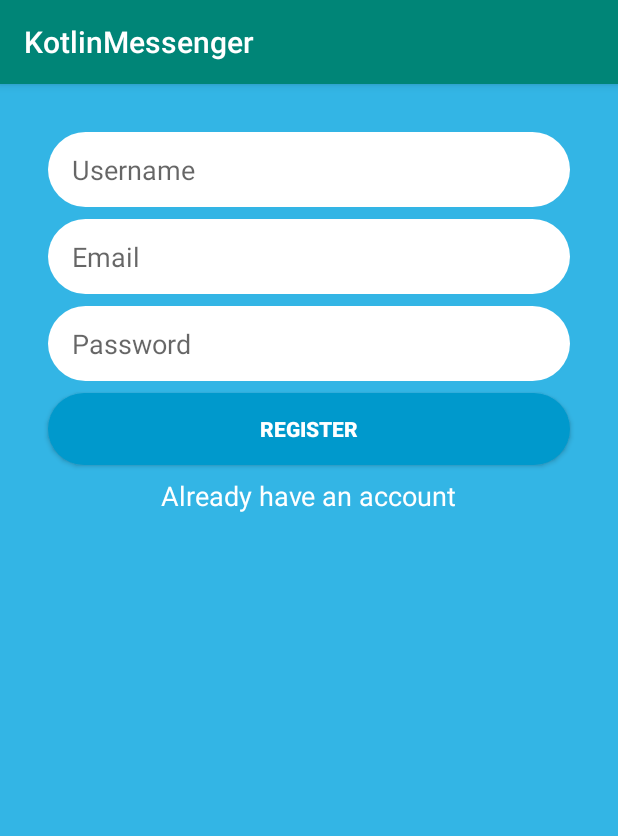
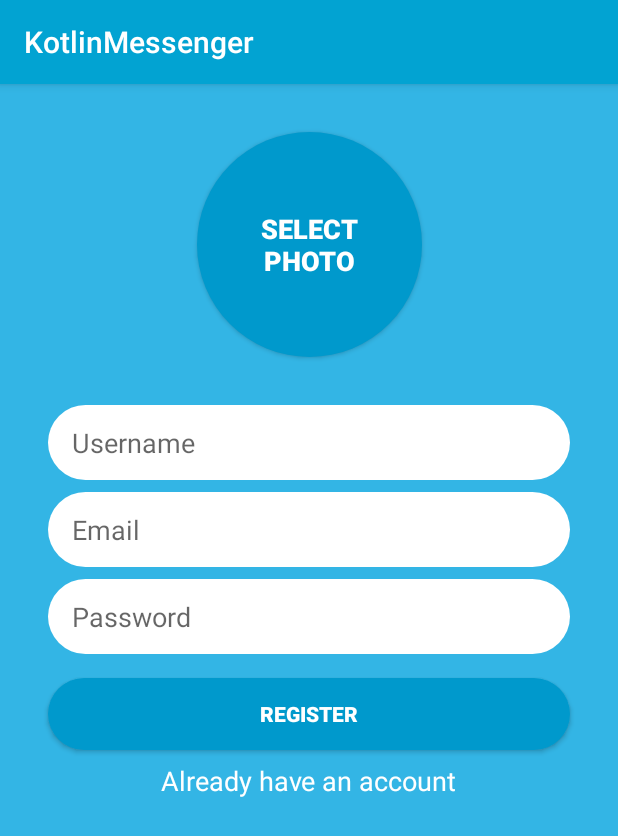
Before and after one commit to benjiaminhanks2/KotlinMessenger, an Android app: the screen it shows after launch (MainActivity before the commit, RegisterActivity after it), on a phone screen of 412 x 824 dp. Shown: the top 836 px of the screen. Run offline under Robolectric (Android 15) with nearby library versions, the phone set to English and light mode, and no system bars; our stand-ins replace CircleImageView, Firebase (no records; nobody signed in at launch, a user with empty details on screens opened directly).

```diff
--- a/app/build.gradle
+++ b/app/build.gradle
@@ -32,6 +32,9 @@ dependencies {
     androidTestImplementation 'com.android.support.test.espresso:espresso-core:3.0.2'
     implementation 'com.google.firebase:firebase-core:16.0.6'
     implementation 'com.google.firebase:firebase-auth:16.1.0'
+    implementation 'com.google.firebase:firebase-storage:16.0.5'
+    implementation 'com.google.firebase:firebase-database:16.0.5'
+    implementation 'de.hdodenhof:circleimageview:3.0.0'
 }
 
 apply plugin: 'com.google.gms.google-services'
--- a/app/src/main/AndroidManifest.xml
+++ b/app/src/main/AndroidManifest.xml
@@ -1,6 +1,7 @@
 <?xml version="1.0" encoding="utf-8"?>
 <manifest xmlns:android="http://schemas.android.com/apk/res/android"
           package="com.rishstudio.kotlinmessenger">
+    <uses-permission android:name="android.permission.READ_EXTERNAL_STORAGE"/>
 
     <application
             android:allowBackup="true"
@@ -9,7 +10,7 @@
             android:roundIcon="@mipmap/ic_launcher_round"
             android:supportsRtl="true"
             android:theme="@style/AppTheme">
-        <activity android:name=".MainActivity">
+        <activity android:name=".RegisterActivity">
             <intent-filter>
                 <action android:name="android.intent.action.MAIN"/>
 
--- a/app/src/main/java/com/rishstudio/kotlinmessenger/LoginActivity.kt
+++ b/app/src/main/java/com/rishstudio/kotlinmessenger/LoginActivity.kt
@@ -2,7 +2,6 @@ package com.rishstudio.kotlinmessenger
 
 import android.content.Intent
 import android.os.Bundle
-import android.os.PersistableBundle
 import android.support.v7.app.AppCompatActivity
 import android.util.Log
 import android.widget.Toast
@@ -16,7 +15,7 @@ class LoginActivity : AppCompatActivity() {
         setContentView(R.layout.activity_login)
 
         dont_have_account_textview.setOnClickListener {
-            val signupIntent = Intent(this, MainActivity::class.java)
+            val signupIntent = Intent(this, RegisterActivity::class.java)
             startActivity(signupIntent)
         }
 
--- a/app/src/main/java/com/rishstudio/kotlinmessenger/MainActivity.kt
+++ /dev/null
@@ -1,45 +0,0 @@
-package com.rishstudio.kotlinmessenger
-
-import android.content.Intent
-import android.support.v7.app.AppCompatActivity
-import android.os.Bundle
-import android.util.Log
-import android.widget.Toast
-import com.google.firebase.auth.FirebaseAuth
-import kotlinx.android.synthetic.main.activity_main.*
-
-class MainActivity : AppCompatActivity() {
-
-    override fun onCreate(savedInstanceState: Bundle?) {
-        super.onCreate(savedInstanceState)
-        setContentView(R.layout.activity_main)
-
-        already_have_account_textview.setOnClickListener {
-            val loginIntent = Intent(this, LoginActivity::class.java)
-            startActivity(loginIntent)
-        }
-
-        register_button_register.setOnClickListener {
-            performRegister()
-        }
-    }
-
-    private fun performRegister() {
-        val email = email_edittext_register.text.toString()
-        val password = password_edittext_register.text.toString()
-
-        if (email.isEmpty() || password.isEmpty()) {
-            Toast.makeText(this, "Please Enter Username and password", Toast.LENGTH_LONG).show()
-        }
-
-        FirebaseAuth.getInstance().createUserWithEmailAndPassword(email, password).addOnCompleteListener {
-            if (!it.isSuccessful) return@addOnCompleteListener
-
-            Log.d("Main", "Successfully Created User with uid ${it.result?.user?.uid}")
-
-        }.addOnFailureListener {
-            Log.d("Main", "Failed to create user ${it.message}")
-            Toast.makeText(this, "Failed to create user ${it.message}", Toast.LENGTH_LONG).show()
-        }
-    }
-}
--- /dev/null
+++ b/app/src/main/res/drawable/rounded_select_photo_button.xml
@@ -0,0 +1,5 @@
+<?xml version="1.0" encoding="utf-8"?>
+<shape xmlns:android="http://schemas.android.com/apk/res/android">
+<corners android:radius= "75dp" />
+    <solid android:color="@android:color/holo_blue_dark" />
+</shape>
--- a/app/src/main/res/layout/activity_main.xml
+++ b/app/src/main/res/layout/activity_main.xml
@@ -5,7 +5,7 @@
         xmlns:app="http://schemas.android.com/apk/res-auto"
         android:layout_width="match_parent"
         android:layout_height="match_parent"
-        tools:context=".MainActivity" android:background="@android:color/holo_blue_light">
+        tools:context=".RegisterActivity" android:background="@android:color/holo_blue_light">
     <EditText
             android:layout_width="0dp"
             android:layout_height="50dp"
@@ -13,10 +13,12 @@
             android:ems="10"
             android:id="@+id/username_edittext_register"
             android:paddingLeft="16dp"
-            android:hint="Username" android:background="@drawable/rounded_edittext_register_login" android:layout_marginTop="32dp"
-            app:layout_constraintTop_toTopOf="parent" android:layout_marginStart="32dp"
+            android:hint="Username" android:background="@drawable/rounded_edittext_register_login"
+            android:layout_marginStart="32dp"
             app:layout_constraintStart_toStartOf="parent" android:layout_marginEnd="32dp"
-            app:layout_constraintEnd_toEndOf="parent"/>
+            app:layout_constraintEnd_toEndOf="parent"
+            app:layout_constraintHorizontal_bias="0.0" android:layout_marginTop="32dp"
+            app:layout_constraintTop_toBottomOf="@+id/select_photo_register"/>
     <EditText
             android:layout_width="0dp"
             android:layout_height="50dp"
@@ -25,7 +27,8 @@
             android:paddingLeft="16dp"
             android:id="@+id/email_edittext_register" android:layout_marginTop="8dp"
             app:layout_constraintTop_toBottomOf="@+id/username_edittext_register"
-            app:layout_constraintStart_toStartOf="@+id/username_edittext_register" app:layout_constraintEnd_toEndOf="@+id/username_edittext_register"
+            app:layout_constraintStart_toStartOf="@+id/username_edittext_register"
+            app:layout_constraintEnd_toEndOf="@+id/username_edittext_register"
             android:hint="Email" android:background="@drawable/rounded_edittext_register_login"/>
     <EditText
             android:layout_width="0dp"
@@ -48,7 +51,7 @@
             android:textColor="@android:color/white"
             android:textStyle="bold"
             app:layout_constraintStart_toStartOf="@+id/password_edittext_register"
-            app:layout_constraintEnd_toEndOf="@+id/password_edittext_register" android:layout_marginTop="8dp"
+            app:layout_constraintEnd_toEndOf="@+id/password_edittext_register" android:layout_marginTop="16dp"
             app:layout_constraintTop_toBottomOf="@+id/password_edittext_register"/>
     <TextView
             android:text="Already have an account"
@@ -60,4 +63,23 @@
             android:layout_marginTop="8dp" app:layout_constraintTop_toBottomOf="@+id/register_button_register"
             app:layout_constraintStart_toStartOf="@+id/register_button_register"
             app:layout_constraintEnd_toEndOf="@+id/register_button_register"/>
+    <Button
+            android:text="SELECT\nPHOTO"
+            android:layout_width="150dp"
+            android:layout_height="150dp"
+            android:background="@drawable/rounded_select_photo_button"
+            android:id="@+id/select_photo_register" app:layout_constraintStart_toStartOf="parent"
+            app:layout_constraintHorizontal_bias="0.5" app:layout_constraintEnd_toEndOf="parent"
+            android:layout_marginTop="32dp" app:layout_constraintTop_toTopOf="parent"
+            android:textColor="@android:color/white" android:textStyle="bold" android:textSize="18sp"/>
+
+    <de.hdodenhof.circleimageview.CircleImageView android:layout_width="150dp"
+                                                  android:layout_height="150dp"
+                                                  app:civ_border_width="4dp"
+                                                  app:civ_border_color="@android:color/white"
+                                                  app:layout_constraintTop_toTopOf="@+id/select_photo_register"
+                                                  app:layout_constraintEnd_toEndOf="@+id/select_photo_register"
+                                                  app:layout_constraintStart_toStartOf="@+id/select_photo_register"
+                                                  app:layout_constraintBottom_toBottomOf="@+id/select_photo_register"
+                                                  android:id="@+id/select_photo_imageview_register"/>
 </android.support.constraint.ConstraintLayout>
--- a/app/src/main/res/values/colors.xml
+++ b/app/src/main/res/values/colors.xml
@@ -1,6 +1,6 @@
 <?xml version="1.0" encoding="utf-8"?>
 <resources>
-    <color name="colorPrimary">#008577</color>
-    <color name="colorPrimaryDark">#00574B</color>
+    <color name="colorPrimary">#02A3D2</color>
+    <color name="colorPrimaryDark">#02A3D2</color>
     <color name="colorAccent">#D81B60</color>
 </resources>
```
Also changed, not shown: app/src/main/java/com/rishstudio/kotlinmessenger/RegisterActivity.kt (added, +105 -0 lines), app/src/main/res/layout/activity_login.xml (+6 -3 lines).
